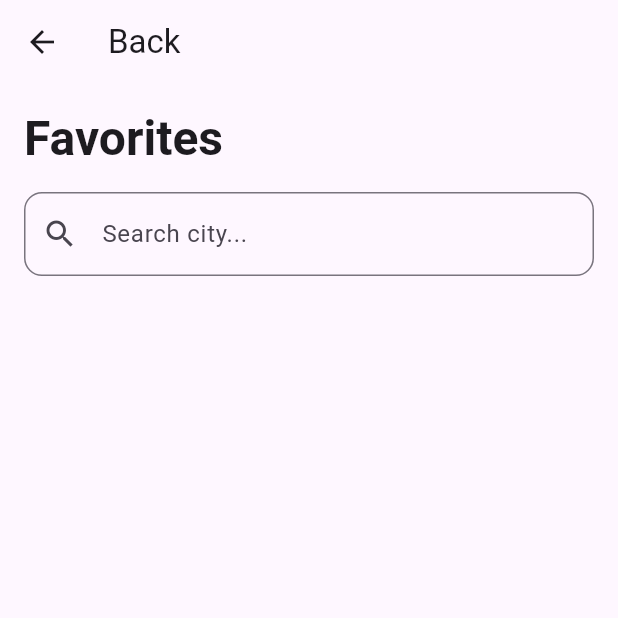
After one commit to BekhruzMakhmudov/figma, a Flutter app: the screen it shows after launch, item 4 of the bottom bar chosen, after a tap on "Favourites", on a phone screen of 412 x 824 dp, the top half of it. The commit adds this screen. Run offline on Flutter 3.47's test engine with Material 3 defaults, Android fonts, the phone set to English and light mode, and no system bars; our stand-ins replace table_calendar.

Commit message:
Added new favorite houses screen and updated profile screen

```diff
--- a/lib/data/profile_data.dart
+++ b/lib/data/profile_data.dart
@@ -1,3 +1,4 @@
 String userData="Bekhruz Makhmudov";
 String emailData="a@a.ru";
 String passwordData="Mb310502";
+String phoneData="+38 043 485 45 34";
--- a/lib/frame/navigation_frame.dart
+++ b/lib/frame/navigation_frame.dart
@@ -22,19 +22,27 @@ class NavigationFrame extends StatefulWidget {
 class _NavigationFrameState extends State<NavigationFrame> {
   @override
   Widget build(BuildContext context) {
-    final screens = [HousesScreen(),MyHousesScreen(),ReviewScreen(reviews: reviews), ProfileScreen()];
+    final screens = [
+      HousesScreen(),
+      MyHousesScreen(),
+      ReviewScreen(reviews: reviews),
+      ProfileScreen()
+    ];
     return Scaffold(
+      resizeToAvoidBottomInset: false,
       appBar: widget.appBar,
       body: SafeArea(child: widget.body),
       bottomNavigationBar: BottomNavigationBar(
         currentIndex: widget.index,
-        onTap: (index) {
-          Navigator.pushReplacement(
-            context,
-            MaterialPageRoute(
-              builder: (context) => screens[index],
-            ),
-          );
+        onTap: (newIndex) {
+          if (widget.index != newIndex) {
+            Navigator.pushReplacement(
+              context,
+              MaterialPageRoute(
+                builder: (context) => screens[newIndex],
+              ),
+            );
+          }
         },
         selectedItemColor: Colors.blue, // Active tab color
         unselectedItemColor: Colors.grey, // Inactive tab color
--- a/lib/main.dart
+++ b/lib/main.dart
@@ -1,6 +1,4 @@
-import 'package:figma/screen/app_tour_screen.dart';
 import 'package:figma/screen/houses_list_screen.dart';
-import 'package:figma/screen/sign_up_screen.dart';
 import 'package:flutter/material.dart';
 
 void main() {
@@ -15,7 +13,7 @@ class MyApp extends StatelessWidget {
     return MaterialApp(
       theme: ThemeData.light(),
       darkTheme: ThemeData.dark(),
-      home: SignUpScreen(),
+      home: HousesScreen(),
     );
   }
 }
--- /dev/null
+++ b/lib/screen/favorite_houses_screen.dart
@@ -0,0 +1,64 @@
+import 'package:figma/data/house_data.dart';
+import 'package:figma/widget/house/house_card.dart';
+import 'package:figma/widget/text/header_text.dart';
+import 'package:flutter/material.dart';
+
+class FavoriteHousesScreen extends StatefulWidget {
+  const FavoriteHousesScreen({super.key});
+
+  @override
+  State<FavoriteHousesScreen> createState() => _FavoriteHousesScreenState();
+}
+
+class _FavoriteHousesScreenState extends State<FavoriteHousesScreen> {
+  @override
+  Widget build(BuildContext context) {
+    final favorites=houses.where((house)=>house.isFavorite).toList();
+    return Scaffold(
+      appBar: AppBar(
+        leading: BackButton(),
+        title: const Text('Back'),
+      ),
+      body: Padding(
+        padding: const EdgeInsets.all(16.0),
+        child: Column(
+          crossAxisAlignment: CrossAxisAlignment.start,
+          children: [
+            HeaderText(
+              text: "Favorites",
+              isLarge: true,
+              isBold: true,
+            ),
+            const SizedBox(height: 16),
+            // Search Bar
+            TextField(
+              decoration: InputDecoration(
+                hintText: 'Search city...',
+                prefixIcon: const Icon(Icons.search),
+                border: OutlineInputBorder(
+                  borderRadius: BorderRadius.circular(12),
+                ),
+              ),
+            ),
+            const SizedBox(height: 16),
+            // Listings
+            Expanded(
+              child: ListView.builder(
+                itemCount: favorites.length,
+                itemBuilder: (context, index) => HouseCard(
+                  houseModel: favorites[index],
+                  onTap: () {
+                        setState(() {
+                          favorites[index].isFavorite =
+                              !favorites[index].isFavorite;
+                        });
+                      },
+                ),
+              ),
+            ),
+          ],
+        ),
+      ),
+    );
+  }
+}
--- a/lib/screen/my_houses_list_screen.dart
+++ b/lib/screen/my_houses_list_screen.dart
@@ -24,7 +24,7 @@ class MyHousesScreen extends StatelessWidget {
               child: Column(
                 children: [
                   ...myHouses.map(
-                    (house) => HouseCard(houseModel: house),
+                    (house) => HouseCard(houseModel: house,onTap: (){}),
                   ),
                 ],
               ),
--- a/lib/screen/new_password_screen.dart
+++ b/lib/screen/new_password_screen.dart
@@ -1,6 +1,5 @@
 import 'package:figma/frame/form_frame.dart';
 import 'package:figma/screen/app_tour_screen.dart';
-import 'package:figma/screen/houses_list_screen.dart';
 import 'package:figma/screen/sign_in_screen.dart';
 import 'package:figma/screen/success_screen.dart';
 import 'package:figma/widget/form/form_button.dart';
--- a/lib/screen/profile_screen.dart
+++ b/lib/screen/profile_screen.dart
@@ -1,12 +1,16 @@
 import 'package:figma/frame/navigation_frame.dart';
 import 'package:figma/screen/change_password_screen.dart';
+import 'package:figma/screen/favorite_houses_screen.dart';
+import 'package:figma/screen/my_houses_list_screen.dart';
 import 'package:figma/screen/profile_edit_screen.dart';
+import 'package:figma/screen/review_screen.dart';
 import 'package:figma/screen/sign_in_screen.dart';
 import 'package:figma/widget/alert_cancel.dart';
 import 'package:figma/widget/text/header_text.dart';
 import 'package:figma/widget/profile_option.dart';
 import 'package:flutter/material.dart';
 import 'package:figma/data/profile_data.dart';
+import 'package:figma/data/review_data.dart';
 
 class ProfileScreen extends StatefulWidget {
   const ProfileScreen({super.key});
@@ -86,7 +90,7 @@ class _ProfileScreenState extends State<ProfileScreen> {
                         SizedBox(height: 10),
                         Text(emailData),
                         SizedBox(height: 5),
-                        Text("+38 043 485 45 34"),
+                        Text(phoneData),
                       ],
                     ),
                   ),
@@ -97,7 +101,14 @@ class _ProfileScreenState extends State<ProfileScreen> {
             ProfileOption(
               title: "My houses",
               icon: Icons.home,
-              onTap: () {},
+              onTap: () {
+                Navigator.push(
+                  context,
+                  MaterialPageRoute(
+                    builder: (context) => MyHousesScreen(),
+                  ),
+                );
+              },
             ),
             ProfileOption(
               title: "Available periods",
@@ -107,12 +118,26 @@ class _ProfileScreenState extends State<ProfileScreen> {
             ProfileOption(
               title: "Favourites",
               icon: Icons.favorite_border,
-              onTap: () {},
+              onTap: () {
+                Navigator.push(
+                  context,
+                  MaterialPageRoute(
+                    builder: (context) => FavoriteHousesScreen(),
+                  ),
+                );
+              },
             ),
             ProfileOption(
               title: "Reviews",
               icon: Icons.star_border,
-              onTap: () {},
+              onTap: () {
+                Navigator.pushReplacement(
+                  context,
+                  MaterialPageRoute(
+                    builder: (context) => ReviewScreen(reviews: reviews),
+                  ),
+                );
+              },
             ),
             ProfileOption(
               title: "Change password",
```
Also changed, not shown: lib/screen/filter_screen.dart (+22 -5 lines), lib/screen/houses_list_screen.dart (+15 -3 lines), lib/screen/profile_edit_screen.dart (+14 -3 lines), lib/widget/house/house_card.dart (+3 -7 lines).
